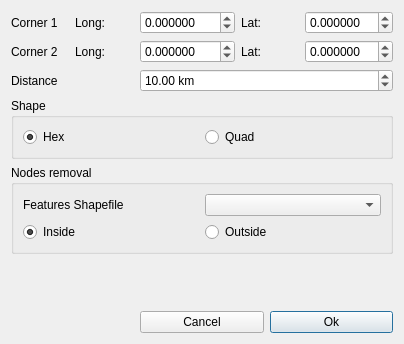
The window that qtgui/creategraphdialog.ui (frabas/DISPLACE_GUI) describes before a commit, drawn with Qt 5.
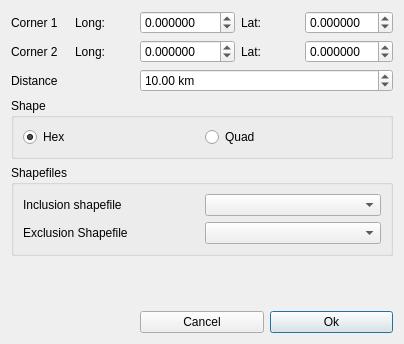
The same window after the commit.

Commit message: Graph creation tool revised: include/exclude shapefiles

What changed in the file:
```diff
--- a/qtgui/creategraphdialog.ui
+++ b/qtgui/creategraphdialog.ui
@@ -197,33 +197,26 @@
    <item row="5" column="0" colspan="5">
     <widget class="QGroupBox" name="groupBox_2">
      <property name="title">
-      <string>Nodes removal</string>
+      <string>Shapefiles</string>
      </property>
      <layout class="QGridLayout" name="gridLayout_3">
+      <item row="0" column="1">
+       <widget class="QComboBox" name="shapefileIncluding"/>
+      </item>
+      <item row="1" column="1">
+       <widget class="QComboBox" name="shapefileExcluding"/>
+      </item>
       <item row="0" column="0">
        <widget class="QLabel" name="label_8">
         <property name="text">
-         <string>Features Shapefile</string>
+         <string>Inclusion shapefile</string>
         </property>
        </widget>
       </item>
-      <item row="0" column="1">
-       <widget class="QComboBox" name="shapefile"/>
-      </item>
       <item row="1" column="0">
-       <widget class="QRadioButton" name="removeInside">
+       <widget class="QLabel" name="label_9">
         <property name="text">
-         <string>Inside</string>
-        </property>
-        <property name="checked">
-         <bool>true</bool>
-        </property>
-       </widget>
-      </item>
-      <item row="1" column="1">
-       <widget class="QRadioButton" name="removeOutside">
-        <property name="text">
-         <string>Outside</string>
+         <string>Exclusion Shapefile</string>
         </property>
        </widget>
       </item>
```
The commit also changes 5 other files.
